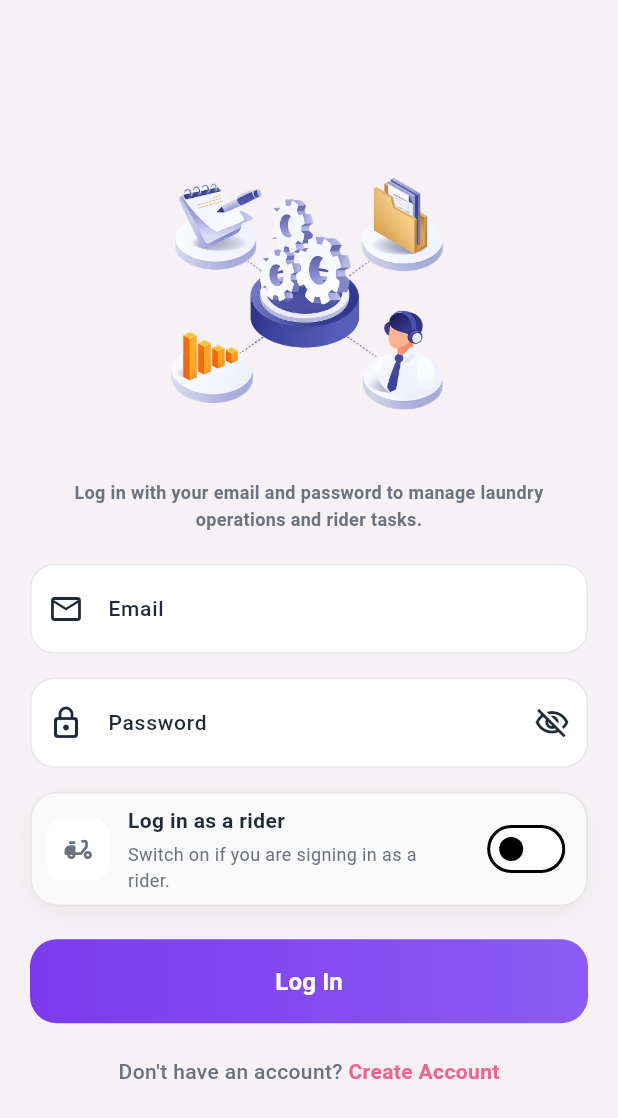
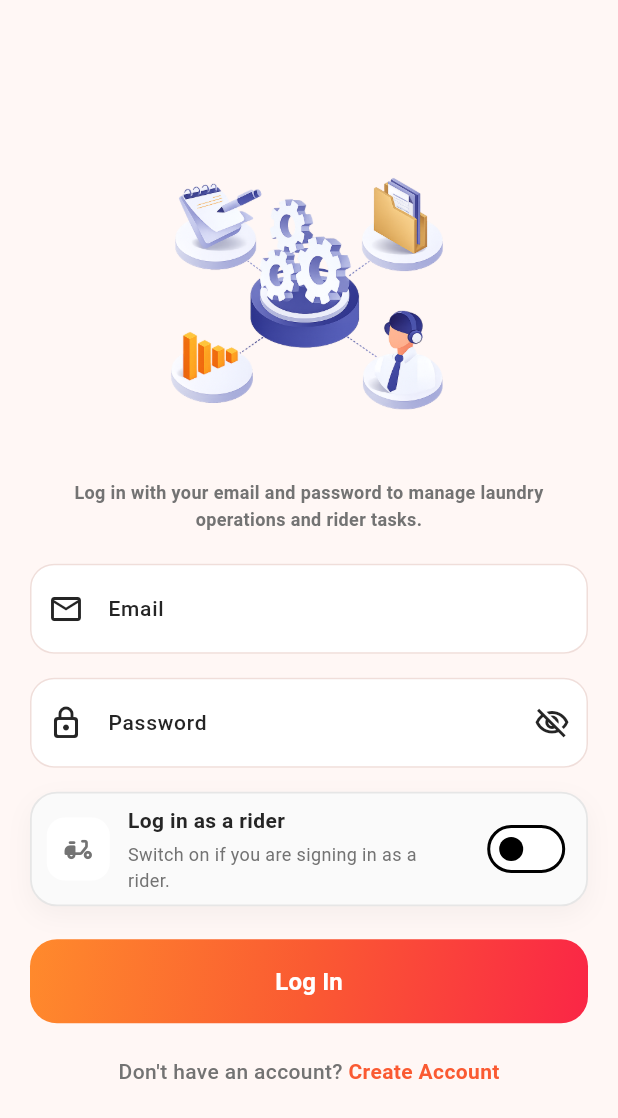
Before and after one commit to isaac-asare1/lundri_connect, a Flutter app: the screen it shows after launch, on a phone screen of 412 x 824 dp. Shown: the top 1118 px of the screen. Run offline on Flutter 3.47's test engine with Material 3 defaults, Android fonts, the phone set to English and light mode, and no system bars; our stand-ins replace audioplayers, cached_network_image, cloud_firestore, file_picker, firebase_auth, firebase_core and 9 more; missing offline and left inert: geoflutterfire_plus; accounts and stored records are empty; Roboto replaces fonts that are missing (SFProDisplay).

Commit message:
changed app theme

```diff
--- a/lib/core/constants/app_colors.dart
+++ b/lib/core/constants/app_colors.dart
@@ -3,44 +3,133 @@ import 'package:flutter/material.dart';
 class AppColors {
   AppColors._();
 
-  // static const Color primary = Color(0xFF7C3AED);
-  static const Color primary = Color(0xFFF06292);
-  static const Color primaryLight = Color(0xFFA78BFA);
-  static const Color primaryDark = Color(0xFF5B21B6);
+  // =========================
+  // BRAND COLORS
+  // =========================
 
-  static const Color accentPink = Color(0xFFE74D88);
-  static const Color softPink = Color(0xFFF8E9EF);
-  static const Color scaffoldBackground = Color(0xFFF6F1F4);
+  /// Main Lundri Connect brand color
+  static const Color primary = Color(0xFFFA5A32);
+
+  /// Lighter orange tone
+  static const Color primaryLight = Color(0xFFFF8A2C);
+
+  /// Darker coral/red tone
+  static const Color primaryDark = Color(0xFFE63B3F);
+
+  /// Pink-red accent taken from the logo gradient
+  static const Color accentPink = Color(0xFFFA2646);
+
+  /// Very light warm coral background
+  static const Color softPink = Color(0xFFFFECE8);
+
+  // =========================
+  // BACKGROUNDS
+  // =========================
+
+  /// Main page background
+  static const Color scaffoldBackground = Color(0xFFFFF7F5);
 
   static const Color white = Colors.white;
-  static const Color black = Color(0xFF111827);
 
-  static const Color textPrimary = Color(0xFF1F2937);
-  static const Color textSecondary = Color(0xFF6B7280);
-  static const Color border = Color(0xFFE5E7EB);
-  static const Color divider = Color(0xFFEEE7EA);
+  // =========================
+  // TEXT
+  // =========================
+
+  static const Color black = Color(0xFF171717);
+
+  static const Color textPrimary = Color(0xFF252525);
+
+  static const Color textSecondary = Color(0xFF737373);
+
+  // =========================
+  // BORDERS / DIVIDERS
+  // =========================
+
+  static const Color border = Color(0xFFF0DEDA);
+
+  static const Color divider = Color(0xFFF5E7E3);
+
+  static const Color iconMuted = Color(0xFF8A7772);
+
+  // =========================
+  // STATUS COLORS
+  // =========================
 
   static const Color success = Color(0xFF22C55E);
-  static const Color successBg = Color(0xFFE8F8EE);
+
+  static const Color successBg = Color(0xFFEAF8EF);
 
   static const Color warning = Color(0xFFF59E0B);
-  static const Color warningBg = Color(0xFFFEF3E2);
+
+  static const Color warningBg = Color(0xFFFFF4DC);
 
   static const Color error = Color(0xFFEF4444);
-  static const Color errorBg = Color(0xFFFDECEC);
 
-  static const Color pendingBg = Color(0xFFF3EEF0);
-  static const Color iconMuted = Color(0xFF667085);
+  static const Color errorBg = Color(0xFFFFE8E8);
 
+  static const Color pendingBg = Color(0xFFFFEEEA);
+
+  // =========================
+  // BRAND GRADIENTS
+  // =========================
+
+  /// Main gradient inspired by the Lundri Connect logo
   static const LinearGradient primaryGradient = LinearGradient(
-    begin: Alignment.centerLeft,
-    end: Alignment.centerRight,
-    colors: [Color(0xFF7C3AED), Color(0xFF8B5CF6)],
+    begin: Alignment.topLeft,
+    end: Alignment.bottomRight,
+    colors: [Color(0xFFFF8A2C), Color(0xFFFA5A32), Color(0xFFFA2646)],
   );
 
+  /// Smaller coral/pink gradient for buttons,
+  /// cards or highlighted elements
   static const LinearGradient pinkGradient = LinearGradient(
     begin: Alignment.centerLeft,
     end: Alignment.centerRight,
-    colors: [Color(0xFFE74D88), Color(0xFFF06292)],
+    colors: [Color(0xFFFA5A32), Color(0xFFFA2646)],
   );
 }
+
+// class AppColors {
+//   AppColors._();
+
+//   // static const Color primary = Color(0xFF7C3AED);
+//   static const Color primary = Color(0xFFF06292);
+//   static const Color primaryLight = Color(0xFFA78BFA);
+//   static const Color primaryDark = Color(0xFF5B21B6);
+
+//   static const Color accentPink = Color(0xFFE74D88);
+//   static const Color softPink = Color(0xFFF8E9EF);
+//   static const Color scaffoldBackground = Color(0xFFF6F1F4);
+
+//   static const Color white = Colors.white;
+//   static const Color black = Color(0xFF111827);
+
+//   static const Color textPrimary = Color(0xFF1F2937);
+//   static const Color textSecondary = Color(0xFF6B7280);
+//   static const Color border = Color(0xFFE5E7EB);
+//   static const Color divider = Color(0xFFEEE7EA);
+
+//   static const Color success = Color(0xFF22C55E);
+//   static const Color successBg = Color(0xFFE8F8EE);
+
+//   static const Color warning = Color(0xFFF59E0B);
+//   static const Color warningBg = Color(0xFFFEF3E2);
+
+//   static const Color error = Color(0xFFEF4444);
+//   static const Color errorBg = Color(0xFFFDECEC);
+
+//   static const Color pendingBg = Color(0xFFF3EEF0);
+//   static const Color iconMuted = Color(0xFF667085);
+
+//   static const LinearGradient primaryGradient = LinearGradient(
+//     begin: Alignment.centerLeft,
+//     end: Alignment.centerRight,
+//     colors: [Color(0xFF7C3AED), Color(0xFF8B5CF6)],
+//   );
+
+//   static const LinearGradient pinkGradient = LinearGradient(
+//     begin: Alignment.centerLeft,
+//     end: Alignment.centerRight,
+//     colors: [Color(0xFFE74D88), Color(0xFFF06292)],
+//   );
+// }
```
Also changed, not shown: analysis_options.yaml (+9 -0 lines), lib/screens/others/splash_screen.dart (+25 -30 lines), pubspec.yaml (+18 -62 lines), assets/icons/lundri_connect_logo.png (added), assets/images/lundri_logo.jpeg (deleted), pubspec.lock, 10 other files.
